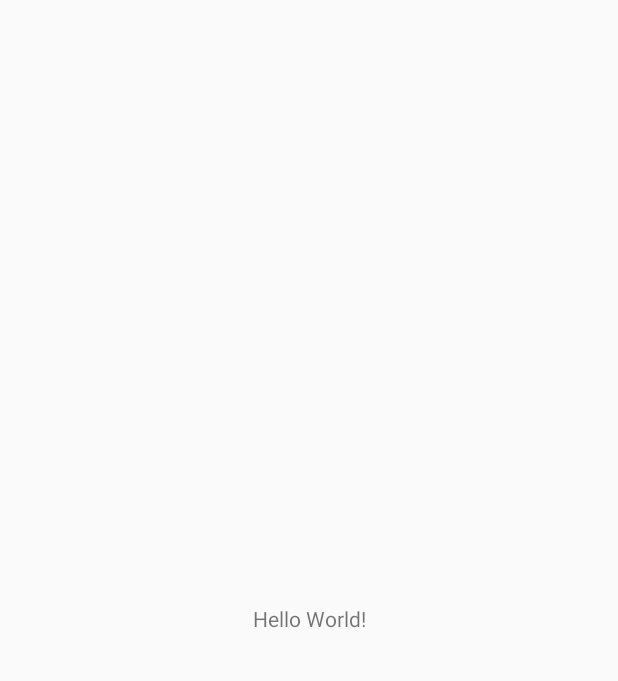
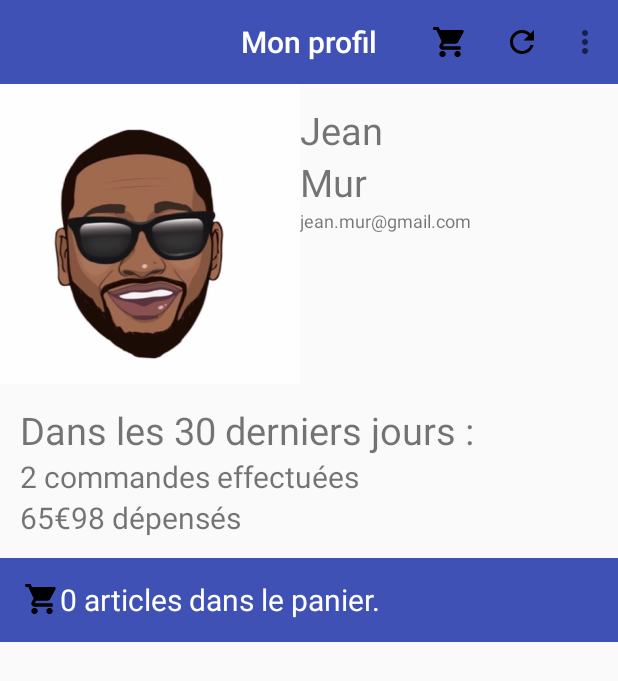
Before and after one commit to j-mathias/ActionBar-ToolBar-initial, an Android app: the ProfileActivity screen opened directly, with no data from a screen before it, on a phone screen of 412 x 824 dp. Before the commit the part shown is almost empty. Shown: the top 681 px of the screen. Run offline under Robolectric (Android 15) with nearby library versions, the phone set to English and light mode, and no system bars.

Commit message:
code complet avant découpage par étapes

```diff
--- a/ActionBarToolBar/app/src/main/AndroidManifest.xml
+++ b/ActionBarToolBar/app/src/main/AndroidManifest.xml
@@ -19,6 +19,9 @@
         <activity android:name=".ProfileActivity"
             android:theme="@style/ToolBarTheme">
         </activity>
+        <activity android:name=".CartActivity"
+            android:theme="@style/ToolBarTheme">
+        </activity>
 
     </application>
 
--- a/ActionBarToolBar/app/src/main/java/com/example/jeremy/actionbartoolbarexample/ProfileActivity.java
+++ b/ActionBarToolBar/app/src/main/java/com/example/jeremy/actionbartoolbarexample/ProfileActivity.java
@@ -1,15 +1,70 @@
 package com.example.jeremy.actionbartoolbarexample;
 
 
+import android.content.Intent;
+import android.graphics.drawable.LayerDrawable;
 import android.os.Bundle;
 import android.support.v7.app.AppCompatActivity;
+import android.support.v7.widget.Toolbar;
+import android.view.Menu;
+import android.view.MenuItem;
+import android.widget.TextView;
+import android.widget.Toast;
+
+import static com.example.jeremy.actionbartoolbarexample.MainActivity.setBadgeCount;
 
 public class ProfileActivity extends AppCompatActivity{
+
+    private int cartCounter;
 
     @Override
     protected void onCreate(Bundle savedInstanceState) {
         super.onCreate(savedInstanceState);
         setContentView(R.layout.activity_profile);
+
+        Toolbar toolbar = (Toolbar) findViewById(R.id.toolbar);
+        setSupportActionBar(toolbar);
+
+        getSupportActionBar().setDisplayShowTitleEnabled(false);
+
+        cartCounter=getIntent().getIntExtra("articlesInCart",0);
+
+        TextView bottomCounter = (TextView) findViewById(R.id.bottom_counter);
+        bottomCounter.setText(cartCounter + " articles dans le panier.");
+
+    }
+
+
+    @Override
+    public boolean onCreateOptionsMenu(Menu menu) {
+        getMenuInflater().inflate(R.menu.app_menu, menu);
+
+        if (cartCounter != 0) {
+            MenuItem itemCart = menu.findItem(R.id.menu_cart);
+            LayerDrawable icon = (LayerDrawable) itemCart.getIcon();
+            setBadgeCount(this, icon, String.valueOf(cartCounter));
+        }
+
+        return true;
+    }
+
+    public boolean onOptionsItemSelected(MenuItem item) {
+        switch (item.getItemId()) {
+            case R.id.menu_cart:
+                Intent cartActivity = new Intent(ProfileActivity.this, CartActivity.class);
+                cartActivity.putExtra("articlesInCart", cartCounter);
+                startActivity(cartActivity);
+                return true;
+            case R.id.menu_refresh:
+
+                return true;
+            case R.id.menu_help:
+                Toast.makeText(getBaseContext(),R.string.help_text, Toast.LENGTH_SHORT).show();
+                return true;
+            case R.id.menu_profile:
+                return true;
+        }
+        return super.onOptionsItemSelected(item);
     }
 
 }
--- a/ActionBarToolBar/app/src/main/res/drawable/ic_menu_cart.xml
+++ b/ActionBarToolBar/app/src/main/res/drawable/ic_menu_cart.xml
@@ -4,7 +4,6 @@
         android:drawable="@drawable/ic_shopping_cart"
         android:gravity="center" />
 
-    <!-- set a place holder Drawable so android:drawable isn't null -->
     <item
         android:id="@+id/ic_badge"
         android:drawable="@drawable/ic_shopping_cart" />
--- a/ActionBarToolBar/app/src/main/res/layout/activity_profile.xml
+++ b/ActionBarToolBar/app/src/main/res/layout/activity_profile.xml
@@ -1,18 +1,108 @@
 <?xml version="1.0" encoding="utf-8"?>
-<android.support.constraint.ConstraintLayout xmlns:android="http://schemas.android.com/apk/res/android"
+<LinearLayout xmlns:android="http://schemas.android.com/apk/res/android"
     xmlns:app="http://schemas.android.com/apk/res-auto"
     xmlns:tools="http://schemas.android.com/tools"
     android:layout_width="match_parent"
     android:layout_height="match_parent"
+    android:orientation="vertical"
     tools:context="com.example.jeremy.actionbartoolbarexample.MainActivity">
 
-    <TextView
+    <android.support.v7.widget.Toolbar
+        android:id="@+id/toolbar"
+        android:minHeight="?attr/actionBarSize"
+        android:layout_width="match_parent"
+        android:layout_height="wrap_content"
+        app:titleTextColor="@android:color/white"
+        android:background="?attr/colorPrimary">
+
+        <TextView
+            android:id="@+id/toolbar_title"
+            android:layout_width="wrap_content"
+            android:layout_height="wrap_content"
+            android:text="@string/toolbar_title_profile"
+            android:textColor="@android:color/white"
+            style="@style/TextAppearance.AppCompat.Widget.ActionBar.Title"
+            android:layout_gravity="center"
+            />
+
+    </android.support.v7.widget.Toolbar>
+
+
+    <LinearLayout
+        android:layout_width="match_parent"
+        android:layout_height="wrap_content"
+        android:orientation="horizontal"
+        android:layout_below="@+id/toolbar"
+        android:id="@+id/photo_layout">
+
+
+
+        <ImageView
+            android:layout_width="200dp"
+            android:layout_height="200dp"
+            android:src="@drawable/john_wall"/>
+
+        <LinearLayout
+            android:layout_width="wrap_content"
+            android:layout_height="wrap_content"
+            android:orientation="vertical">
+
+            <TextView
+                android:layout_width="wrap_content"
+                android:layout_height="wrap_content"
+                android:text="@string/firstname"
+                android:layout_marginTop="@dimen/margin"
+                android:textSize="@dimen/article_title_size"
+                />
+
+            <TextView
+                android:layout_width="wrap_content"
+                android:layout_height="wrap_content"
+                android:text="@string/lastname"
+                android:textSize="@dimen/article_title_size"
+                />
+
+            <TextView
+                android:layout_width="wrap_content"
+                android:layout_height="wrap_content"
+                android:text="@string/mail"
+                android:textSize="@dimen/badge_text_size"
+                />
+        </LinearLayout>
+
+
+    </LinearLayout>
+
+    <LinearLayout
         android:layout_width="wrap_content"
         android:layout_height="wrap_content"
-        android:text="Hello World!"
-        app:layout_constraintBottom_toBottomOf="parent"
-        app:layout_constraintLeft_toLeftOf="parent"
-        app:layout_constraintRight_toRightOf="parent"
-        app:layout_constraintTop_toTopOf="parent" />
+        android:layout_below="@id/photo_layout"
+        android:orientation="vertical"
+        android:layout_margin="@dimen/margin">
 
-</android.support.constraint.ConstraintLayout>
+        <TextView
+            android:layout_width="wrap_content"
+            android:layout_height="wrap_content"
+            android:text="@string/recap_title"
+            android:textSize="@dimen/article_title_size"/>
+
+        <TextView
+            android:layout_width="wrap_content"
+            android:layout_height="wrap_content"
+            android:text="@string/recap_nb_cmd"
+            android:textSize="@dimen/article_new_price_size"/>
+
+        <TextView
+            android:layout_width="wrap_content"
+            android:layout_height="wrap_content"
+            android:text="@string/recap_price_cmd"
+            android:textSize="@dimen/article_new_price_size"/>
+
+    </LinearLayout>
+
+    <include
+        layout="@layout/custom_toolbar"
+        android:layout_width="match_parent"
+        android:layout_height="wrap_content"/>
+
+</LinearLayout>
--- /dev/null
+++ b/ActionBarToolBar/app/src/main/res/layout/custom_toolbar.xml
@@ -0,0 +1,26 @@
+<?xml version="1.0" encoding="utf-8"?>
+<android.support.v7.widget.Toolbar
+    xmlns:android="http://schemas.android.com/apk/res/android"
+    xmlns:app="http://schemas.android.com/apk/res-auto"
+    android:id="@+id/custom_toolbar"
+    android:minHeight="?attr/actionBarSize"
+    android:layout_width="match_parent"
+    android:layout_height="wrap_content"
+    app:titleTextColor="@android:color/white"
+    android:background="?attr/colorPrimary"
+    android:layout_alignParentBottom="true"
+    >
+
+
+
+    <TextView
+        android:id="@+id/bottom_counter"
+        android:layout_width="wrap_content"
+        android:layout_height="wrap_content"
+        android:text="@string/default_value"
+        android:drawableLeft="@drawable/ic_menu_cart"
+        android:textColor="@color/white"
+        android:textSize="@dimen/article_new_price_size"/>
+
+
+</android.support.v7.widget.Toolbar>
--- /dev/null
+++ b/ActionBarToolBar/app/src/main/res/values/dimens.xml
@@ -0,0 +1,6 @@
+<?xml version="1.0" encoding="utf-8"?>
+<resources>
+    <dimen name="table_padding">5dip</dimen>
+    <dimen name="table_margin">15dp</dimen>
+    <dimen name="button_top_margin">20dp</dimen>
+</resources>
--- a/ActionBarToolBar/app/src/main/res/values/strings.xml
+++ b/ActionBarToolBar/app/src/main/res/values/strings.xml
@@ -12,4 +12,21 @@
     <string name="stock">En stock</string>
     <string name="reduction">-10%</string>
     <string name="add_to_cart">Ajouter au panier</string>
+
+    <string name="payment_message">Virement à Jeremy MATHIAS effectué.</string>
+    <string name="default_value">0</string>
+    <string name="nom_article">Nom de l\'article</string>
+    <string name="quantity">Quantité</string>
+    <string name="prix_unitaire">Prix unitaire</string>
+    <string name="article_name_short">Maillot K. Bryant</string>
+    <string name="total">Total</string>
+    <string name="keep_shopping">Continuer vos achats</string>
+    <string name="pay">Payer</string>
+    <string name="toolbar_title_profile">Mon profil</string>
+    <string name="firstname">Jean</string>
+    <string name="lastname">Mur</string>
+    <string name="mail">jean.mur@gmail.com</string>
+    <string name="recap_title">Dans les 30 derniers jours :</string>
+    <string name="recap_nb_cmd">2 commandes effectuées</string>
+    <string name="recap_price_cmd">65€98 dépensés</string>
 </resources>
```
Also changed, not shown: ActionBarToolBar/app/src/main/java/com/example/jeremy/actionbartoolbarexample/BadgeDrawable.java (+1 -11 lines), ActionBarToolBar/app/src/main/java/com/example/jeremy/actionbartoolbarexample/CartActivity.java (added, +58 -0 lines), ActionBarToolBar/app/src/main/java/com/example/jeremy/actionbartoolbarexample/MainActivity.java (+4 -3 lines), ActionBarToolBar/app/src/main/res/layout/activity_cart.xml (added, +99 -0 lines), ActionBarToolBar/app/src/main/res/drawable/john_wall.jpg (added), 1 other file.
